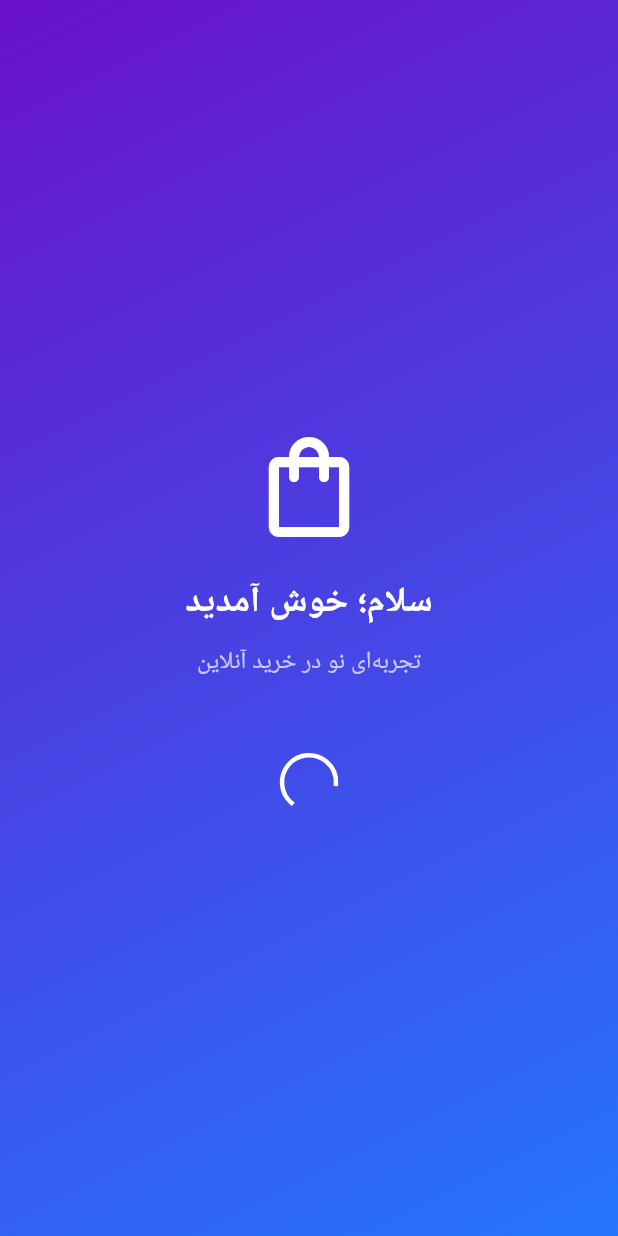
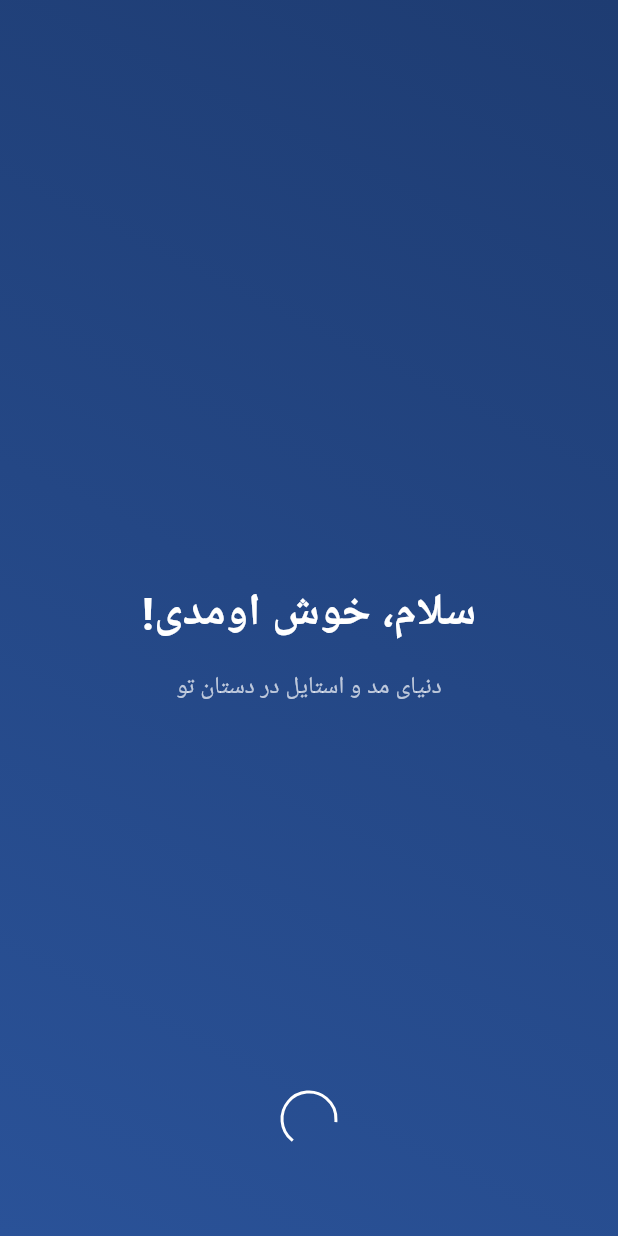
Before and after one commit to hasanhamadi/app_styleman, a Flutter app: the first screen one second after launch, on a phone screen of 412 x 824 dp. Run offline on Flutter 3.47's test engine with Material 3 defaults, Android fonts, the phone set to English and light mode, and no system bars.

Commit message:
app_styleman

```diff
--- a/lib/Splash Screen/splash_screen.dart
+++ b/lib/Splash Screen/splash_screen.dart
@@ -2,81 +2,78 @@ import 'dart:async';
 import 'package:flutter/material.dart';
 
 class SplashScreen extends StatefulWidget {
+  const SplashScreen({super.key});
+
   @override
-  _SplashScreenState createState() => _SplashScreenState();
+  State<SplashScreen> createState() => _SplashScreenState();
 }
 
 class _SplashScreenState extends State<SplashScreen> {
+  Timer? _timer;
+
   @override
   void initState() {
     super.initState();
-    // انتقال خودکار بعد از 3 ثانیه
-    Timer(Duration(seconds: 3), () {
-      Navigator.pushReplacement(
-        context,
-        MaterialPageRoute(builder: (context) => HomeScreen()),
-      );
+    _timer = Timer(const Duration(seconds: 3), () {
+      if (mounted) {
+        Navigator.pushReplacementNamed(context, '/home');
+      }
     });
+  }
+
+  @override
+  void dispose() {
+    _timer?.cancel(); // جلوگیری از خطای مموری و کروم
+    super.dispose();
   }
 
   @override
   Widget build(BuildContext context) {
     return Scaffold(
       body: Container(
-        // 1) پس‌زمینه مینیمال و مدرن (گرادینت)
-        decoration: BoxDecoration(
+        width: double.infinity,
+        decoration: const BoxDecoration(
           gradient: LinearGradient(
-            begin: Alignment.topLeft,
-            end: Alignment.bottomRight,
-            colors: [Color(0xFF6A11CB), Color(0xFF2575FC)],
+            colors: [Color(0xFF1e3c72), Color(0xFF2a5298)],
+            begin: Alignment.topRight,
+            end: Alignment.bottomLeft,
           ),
         ),
-        child: Center(
         child: Column(
-            mainAxisAlignment: MainAxisAlignment.center,
           children: [
-              // لوگوی فرضی یا آیکون برند
-              Icon(Icons.shopping_bag_outlined, size: 80, color: Colors.white),
-              SizedBox(height: 20),
-
-              // 3) پیام خوش‌آمدگویی شیک
-              Text(
-                "سلام؛ خوش آمدید",
+            const Spacer(flex: 3),
+            // بخش محتوای وسط
+            const Text(
+              "سلام، خوش اومدی!",
               style: TextStyle(
                 color: Colors.white,
-                  fontSize: 24,
+                fontSize: 30,
                 fontWeight: FontWeight.bold,
-                  letterSpacing: 1.2,
               ),
             ),
-              SizedBox(height: 10),
-              Text(
-                "تجربه‌ای نو در خرید آنلاین",
+            const SizedBox(height: 15),
+            const Text(
+              "دنیای مد و استایل در دستان تو",
               style: TextStyle(color: Colors.white70, fontSize: 16),
             ),
-
-              SizedBox(height: 50),
-
-              // 2) انیمیشن لودینگ نرم
-              CircularProgressIndicator(
+            const Spacer(flex: 2),
+            // انیمیشن بارگذاری
+            const CircularProgressIndicator(
               valueColor: AlwaysStoppedAnimation<Color>(Colors.white),
-                strokeWidth: 3,
+              strokeWidth: 2,
             ),
+            const SizedBox(height: 60),
           ],
-          ),
         ),
       ),
     );
   }
 }
+class HomeScreen extends StatelessWidget {
+  const HomeScreen({super.key});
 
-// صفحه اصلی مقصد
-class HomeScreen extends StatelessWidget {
   @override
   Widget build(BuildContext context) {
-    return Scaffold(
-      appBar: AppBar(title: Text("صفحه اصلی فروشگاه")),
-      body: Center(child: Text("به فروشگاه ما خوش آمدید!")),
-    );
+    return const Placeholder();
   }
 }
--- a/lib/main.dart
+++ b/lib/main.dart
@@ -1,9 +1,12 @@
-import 'package:app_styleman/Splash%20Screen/splash_screen.dart';
 import 'package:flutter/material.dart';
+import 'package:flutter_localizations/flutter_localizations.dart';
+import 'Splash Screen/splash_screen.dart';
+
 
 void main() {
   runApp(const MyApp());
 }
+
 class MyApp extends StatelessWidget {
   const MyApp({super.key});
 
@@ -11,7 +14,23 @@ class MyApp extends StatelessWidget {
   Widget build(BuildContext context) {
     return MaterialApp(
       debugShowCheckedModeBanner: false,
-      home: SplashScreen(),
+      title: 'اپلیکیشن فروشگاهی من',
+
+      // تنظیمات فارسی‌سازی
+      localizationsDelegates: const [
+        GlobalMaterialLocalizations.delegate,
+        GlobalWidgetsLocalizations.delegate,
+        GlobalCupertinoLocalizations.delegate,
+      ],
+      supportedLocales: const [Locale('fa', 'IR')],
+      locale: const Locale('fa', 'IR'),
+
+      // مدیریت مسیرها
+      initialRoute: '/',
+      routes: {
+        '/': (context) => const SplashScreen(),
+        '/home': (context) => const HomeScreen(),
+      },
     );
   }
 }
--- a/pubspec.yaml
+++ b/pubspec.yaml
@@ -30,6 +30,7 @@ environment:
 dependencies:
   flutter:
     sdk: flutter
+  flutter_localization: ^0.3.3
 
   # The following adds the Cupertino Icons font to your application.
   # Use with the CupertinoIcons class for iOS style icons.
```
Also changed, not shown: pubspec.lock. Lines whose indentation alone changed are shown as unchanged.
